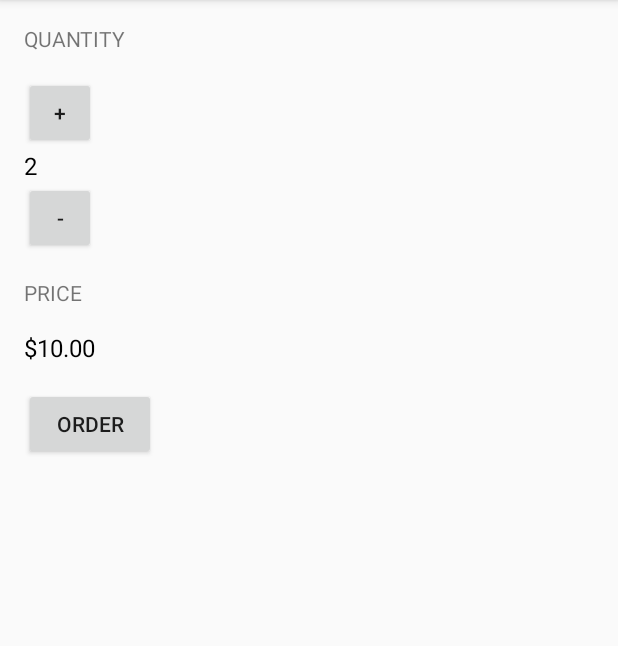
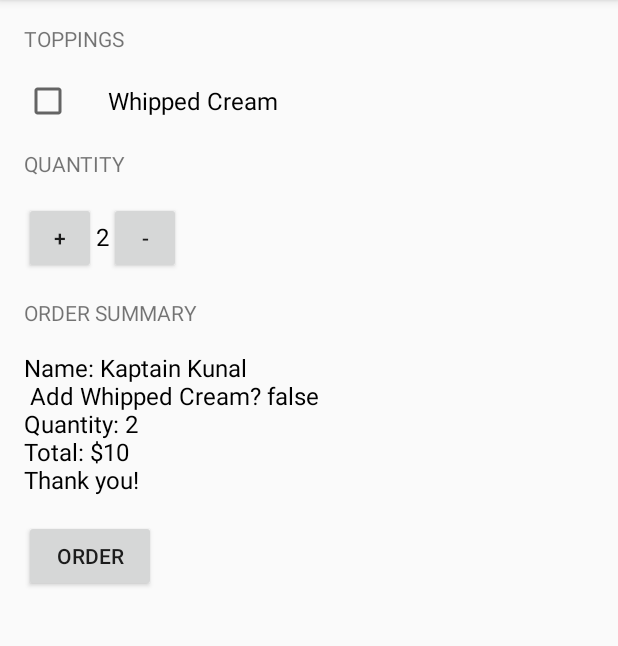
Before and after one commit to ErnestoLCortez/Just-Java, an Android app: the screen it shows after launch (MainActivity), after a tap on "ORDER", on a phone screen of 412 x 824 dp, the part 84-730 px from its top. Run offline under Robolectric (Android 15) with nearby library versions, the phone set to English and light mode, and no system bars.

Commit message:
Add Whipped cream check box

```diff
--- a/app/src/main/java/com/example/android/justjava/MainActivity.java
+++ b/app/src/main/java/com/example/android/justjava/MainActivity.java
@@ -2,7 +2,9 @@ package com.example.android.justjava;
 
 import android.os.Bundle;
 import android.support.v7.app.ActionBarActivity;
+import android.util.Log;
 import android.view.View;
+import android.widget.CheckBox;
 import android.widget.TextView;
 import java.text.NumberFormat;
 
@@ -10,13 +12,7 @@ import java.text.NumberFormat;
  * This app displays an order form to order coffee.
  */
 public class MainActivity extends ActionBarActivity {
-    /**
-     * This method displays the given price on the screen.
-     */
-    private void displayPrice(int number) {
-        TextView priceTextView = (TextView) findViewById(R.id.price_text_view);
-        priceTextView.setText(NumberFormat.getCurrencyInstance().format(number));
-    }
+    int quantity = 2;
 
     @Override
     protected void onCreate(Bundle savedInstanceState) {
@@ -28,31 +24,52 @@ public class MainActivity extends ActionBarActivity {
      * This method is called when the order button is clicked.
      */
     public void submitOrder(View view) {
-        int numberOfCoffees = 2;
-        display(numberOfCoffees);
-        displayPrice(numberOfCoffees*5);
+        CheckBox whippedCreamCheckBox = (CheckBox) findViewById(R.id.whipped_cream);
+        boolean hasWhippedCream = whippedCreamCheckBox.isChecked();
+        Log.v("MainActivity","Has whipped cream: " + hasWhippedCream);
+
+
+
+        String priceMessage = createOrderSummary(calculatePrice(),hasWhippedCream);
+        displayMessage(priceMessage);
+    }
+    /**
+     * This method is called to calculate price.
+     */
+    private int calculatePrice() {
+        return quantity * 5;
     }
     /**
      * This method is called when the increment button is clicked.
      */
     public void increment(View view) {
-        int quantity = 3;
-        display(quantity);
+        displayQuantity(quantity+=1);
     }
     /**
      * This method is called when the decrement button is clicked.
      */
     public void decrement(View view) {
-        int quantity = 1;
-        display(quantity);
+        displayQuantity(quantity-=1);
     }
     /**
      * This method displays the given quantity value on the screen.
      */
-    private void display(int number) {
+    private void displayQuantity(int number) {
         TextView quantityTextView = (TextView) findViewById(
                 R.id.quantity_text_view);
         quantityTextView.setText("" + number);
     }
-
+    /**
+     * This method displays the given text on the screen.
+     */
+    private void displayMessage(String message) {
+        TextView orderSummaryTextView = (TextView) findViewById(R.id.order_summary_text_view);
+        orderSummaryTextView.setText(message);
+    }
+    /**
+     * This method displays order summary to screen.
+     */
+    private String createOrderSummary(int price, boolean addWhippedCream) {
+        return "Name: Kaptain Kunal \n Add Whipped Cream? " + addWhippedCream + "\nQuantity: " + quantity + "\nTotal: $" + price + "\nThank you!";
+    }
 }
--- a/app/src/main/res/layout/activity_main.xml
+++ b/app/src/main/res/layout/activity_main.xml
@@ -13,15 +13,37 @@
     <TextView
         android:layout_width="wrap_content"
         android:layout_height="wrap_content"
+        android:text="Toppings"
+        android:paddingBottom="16dp"
+        android:textAllCaps="true"/>
+
+    <CheckBox
+        android:layout_width="wrap_content"
+        android:layout_height="wrap_content"
+        android:text="Whipped Cream"
+        android:textSize="16sp"
+        android:paddingLeft="24dp"
+        android:id="@+id/whipped_cream"/>
+
+
+    <TextView
+        android:layout_width="wrap_content"
+        android:layout_height="wrap_content"
         android:text="Quantity"
         android:paddingBottom="16dp"
+        android:paddingTop="16dp"
         android:textAllCaps="true"/>
+    <LinearLayout
+        android:layout_width="wrap_content"
+        android:layout_height="wrap_content"
+        android:orientation="horizontal">
 
     <Button
         android:layout_width="48dp"
         android:layout_height="48dp"
         android:text="+"
         android:onClick="increment"/>
+
 
     <TextView
         android:id="@+id/quantity_text_view"
@@ -36,16 +58,18 @@
         android:layout_height="48dp"
         android:text="-"
         android:onClick="decrement"/>
+    </LinearLayout>
 
     <TextView
         android:layout_width="wrap_content"
         android:layout_height="wrap_content"
-        android:text="price"
+        android:text="ORDER SUMMARY"
         android:textAllCaps="true"
         android:paddingTop="16dp"/>
 
     <TextView
-        android:id="@+id/price_text_view"
+        android:isScrollContainer="true"
+        android:id="@+id/order_summary_text_view"
         android:layout_width="wrap_content"
         android:layout_height="wrap_content"
         android:paddingBottom="16dp"
```
